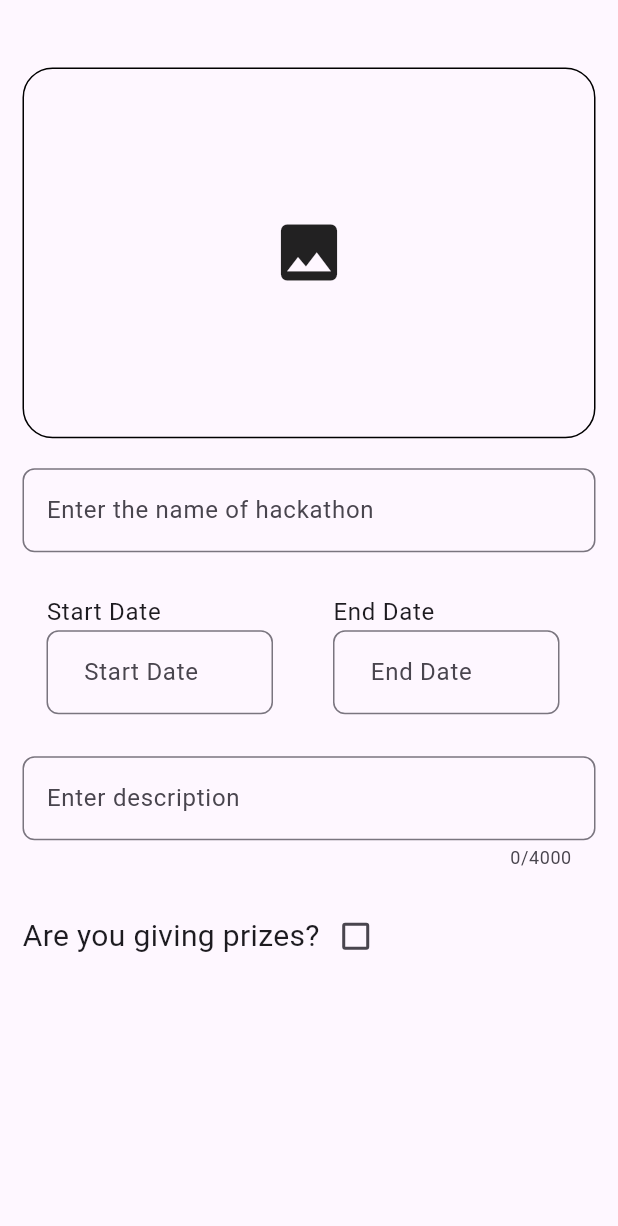
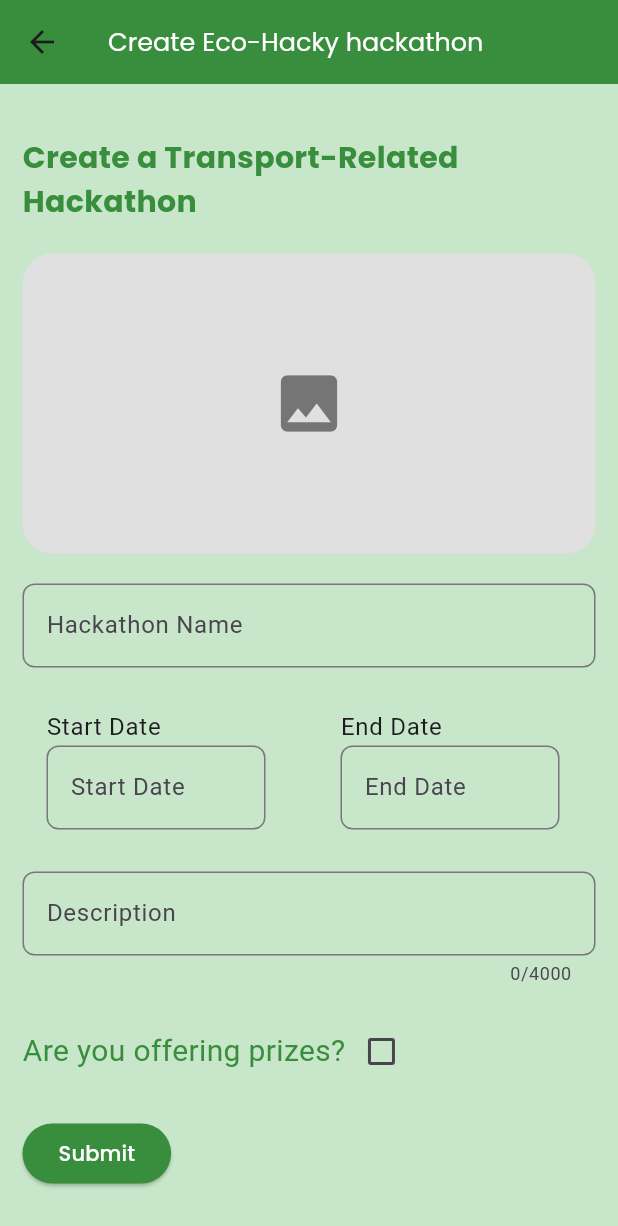
Before and after one commit to 0Armaan025/ecoride, a Flutter app: the CreateHackathon screen opened directly, on a phone screen of 412 x 824 dp. Shown: the top 1226 px of the screen. Run offline on Flutter 3.47's test engine with Material 2 defaults, Android fonts, the light colour scheme and no system bars; our stand-ins replace carousel_slider, cloud_firestore, firebase_auth, firebase_core, firebase_storage, flutter_dotenv and 4 more; accounts and stored records are empty.

Commit message:
ui/ux updated

```diff
--- a/lib/features/hackathon/create_hackathon.dart
+++ b/lib/features/hackathon/create_hackathon.dart
@@ -1,11 +1,12 @@
-import 'dart:ffi';
 import 'dart:io';
 
 import 'package:cloud_firestore/cloud_firestore.dart';
-import 'package:ecoride/methods/pickImage.dart';
 import 'package:firebase_storage/firebase_storage.dart';
 import 'package:flutter/material.dart';
+import 'package:google_fonts/google_fonts.dart';
 import 'package:intl/intl.dart';
+
+import '../../methods/pickImage.dart';
 
 class CreateHackathon extends StatefulWidget {
   const CreateHackathon({super.key});
@@ -23,64 +24,84 @@ class _CreateHackathonState extends State<CreateHackathon> {
   Map<String, String> prizes = {};
   DateTime? startDate;
   DateTime? endDate;
-  bool hasprices = false;
+  bool hasPrices = false;
+
   @override
   Widget build(BuildContext context) {
     return Scaffold(
+      appBar: AppBar(
+        title: Text(
+          'Create Eco-Hacky hackathon',
+          style: GoogleFonts.poppins(
+            color: Colors.white,
+            fontSize: 17,
+          ),
+        ),
+        backgroundColor: Colors.green[700], // Customize the app bar color
+      ),
       body: SingleChildScrollView(
-        child: Padding(
-          padding: const EdgeInsets.all(15.0),
-          child: Column(children: [
-            SizedBox(
-              height: 30,
+        padding: EdgeInsets.all(15.0),
+        child: Column(
+          crossAxisAlignment: CrossAxisAlignment.start,
+          children: [
+            SizedBox(height: 20),
+            Center(
+              child: Text(
+                "Create a Transport-Related Hackathon",
+                style: GoogleFonts.poppins(
+                  color: Colors.green[700], // Customize text color
+                  fontSize: 20,
+                  fontWeight: FontWeight.bold,
                 ),
-            image == null
-                ? InkWell(
+              ),
+            ),
+            SizedBox(height: 20),
+            GestureDetector(
               onTap: () async {
                 final tempImage = await pickImge();
                 setState(() {
                   image = tempImage;
                 });
               },
-                    child: Container(
+              child: image == null
+                  ? Container(
+                      width: double.infinity,
+                      height: 200,
                       decoration: BoxDecoration(
-                          borderRadius: BorderRadius.all(Radius.circular(20)),
-                          border: Border.all()),
-                      width: double.infinity,
-                      height: MediaQuery.of(context).size.height * 0.3,
+                        color: Colors.grey[300],
+                        borderRadius: BorderRadius.circular(20),
+                      ),
                       child: Center(
                         child: Icon(
                           Icons.image,
                           size: 50,
-                      )),
+                          color: Colors.grey[600],
+                        ),
                       ),
                     )
                   : Container(
-                    height: MediaQuery.of(context).size.height * 0.3,
                       width: double.infinity,
+                      height: 200,
                       decoration: BoxDecoration(
-                        borderRadius: BorderRadius.all(
-                      Radius.circular(20),
-                    )),
-                    child: Image.file(
-                      image!,
-                      fit: BoxFit.fill,
+                        borderRadius: BorderRadius.circular(20),
+                        image: DecorationImage(
+                          image: FileImage(image!),
+                          fit: BoxFit.cover,
                         ),
                       ),
-            SizedBox(
-              height: 20,
                     ),
+            ),
+            SizedBox(height: 20),
             TextField(
               controller: hackNameController,
               decoration: InputDecoration(
+                labelText: "Hackathon Name",
                 border: OutlineInputBorder(
-                    borderRadius: BorderRadius.all(Radius.circular(8))),
-                hintText: "Enter the name of hackathon",
+                  borderRadius: BorderRadius.all(Radius.circular(8)),
                 ),
               ),
-            SizedBox(
-              height: 20,
             ),
+            SizedBox(height: 20),
             Row(
               children: [
                 Expanded(
@@ -89,97 +110,104 @@ class _CreateHackathonState extends State<CreateHackathon> {
                     subtitle: TextFormField(
                       readOnly: true,
                       controller: startDateController,
-                      decoration: const InputDecoration(
+                      decoration: InputDecoration(
+                        labelText: 'Start Date',
                         border: OutlineInputBorder(
-                            borderRadius: BorderRadius.all(Radius.circular(8))),
-                        hintText: '  Start Date',
+                          borderRadius: BorderRadius.all(Radius.circular(8)),
+                        ),
                       ),
                       onTap: () async {
                         startDate = await showDatePicker(
                           context: context,
                           initialDate: DateTime.now(),
                           firstDate: DateTime.now(),
-                            lastDate: DateTime(2100));
-                        String formattedDate = DateFormat('yyyy-MM-dd').format(
-                            startDate!); // format date in required form here we use yyyy-MM-dd that means time is removed
-                        setState(() {
-                          startDateController.text =
-                              formattedDate; //set foratted date to TextField value.
-                        });
+                          lastDate: DateTime(2100),
+                        );
+                        if (startDate != null) {
+                          String formattedDate =
+                              DateFormat('yyyy-MM-dd').format(startDate!);
+                          startDateController.text = formattedDate;
+                        }
                       },
                     ),
                   ),
                 ),
+                SizedBox(width: 10),
                 Expanded(
                   child: ListTile(
                     title: Text('End Date'),
                     subtitle: TextFormField(
                       readOnly: true,
                       controller: endDateController,
-                      decoration: const InputDecoration(
+                      decoration: InputDecoration(
+                        labelText: 'End Date',
                         border: OutlineInputBorder(
-                            borderRadius: BorderRadius.all(Radius.circular(8))),
-                        hintText: '  End Date',
+                          borderRadius: BorderRadius.all(Radius.circular(8)),
+                        ),
                       ),
                       onTap: () async {
                         endDate = await showDatePicker(
                           context: context,
                           initialDate: DateTime.now(),
                           firstDate: DateTime.now(),
-                            lastDate: DateTime(2100));
-                        String formattedDate = DateFormat('yyyy-MM-dd').format(
-                            endDate!); // format date in required form here we use yyyy-MM-dd that means time is removed
-                        setState(() {
-                          endDateController.text =
-                              formattedDate; //set foratted date to TextField value.
-                        });
+                          lastDate: DateTime(2100),
+                        );
+                        if (endDate != null) {
+                          String formattedDate =
+                              DateFormat('yyyy-MM-dd').format(endDate!);
+                          endDateController.text = formattedDate;
+                        }
                       },
                     ),
                   ),
                 ),
               ],
             ),
-            SizedBox(
-              height: 20,
-            ),
+            SizedBox(height: 20),
             TextField(
               maxLength: 4000,
               maxLines: null,
               controller: descController,
-              decoration: const InputDecoration(
+              decoration: InputDecoration(
+                labelText: "Description",
                 border: OutlineInputBorder(
-                    borderRadius: BorderRadius.all(Radius.circular(8))),
-                hintText: 'Enter description',
+                  borderRadius: BorderRadius.all(Radius.circular(8)),
                 ),
               ),
-            SizedBox(
-              height: 20,
             ),
+            SizedBox(height: 20),
             Row(
               children: [
                 Text(
-                  "Are you giving prizes?",
-                  style: TextStyle(fontSize: 20),
+                  "Are you offering prizes?",
+                  style: TextStyle(
+                      fontSize: 20,
+                      color: Colors.green[700]), // Customize text color
                 ),
                 Checkbox(
                   checkColor: Colors.white,
-                  value: hasprices,
+                  value: hasPrices,
                   onChanged: (bool? value) {
                     setState(() {
-                      hasprices = value!;
+                      hasPrices = value!;
                     });
                   },
                 )
               ],
             ),
-            if (hasprices)
+            if (hasPrices)
               Column(
-                crossAxisAlignment: CrossAxisAlignment.center,
+                crossAxisAlignment: CrossAxisAlignment.start,
                 children: [
                   Text(
-                    "Prizes are",
-                    style: TextStyle(fontSize: 20, fontWeight: FontWeight.bold),
+                    "Prizes:",
+                    style: TextStyle(
+                      fontSize: 20,
+                      fontWeight: FontWeight.bold,
+                      color: Colors.green[700], // Customize text color
                     ),
+                  ),
+                  SizedBox(height: 10),
                   ListView.builder(
                     shrinkWrap: true,
                     itemCount: prizes.length,
@@ -187,31 +215,39 @@ class _CreateHackathonState extends State<CreateHackathon> {
                       TextEditingController textEditingController =
                           TextEditingController();
                       String key = prizes.keys.elementAt(index);
-                      return Padding(
-                        padding: const EdgeInsets.all(8.0),
-                        child: Row(
-                          mainAxisAlignment: MainAxisAlignment.spaceBetween,
-                          children: <Widget>[
+                      return Row(
+                        children: [
                           Expanded(
+                            flex: 3,
                             child: Text(
                               key,
-                              style: TextStyle(fontSize: 20),
-                            )),
+                              style: TextStyle(fontSize: 18),
+                            ),
+                          ),
                           Expanded(
-                              child: ListTile(
-                                title: TextField(
+                            flex: 2,
+                            child: TextFormField(
                               controller: textEditingController,
-                                  decoration: const InputDecoration(
+                              decoration: InputDecoration(
+                                labelText: "Prize",
                                 border: OutlineInputBorder(
-                                        borderRadius: BorderRadius.all(
-                                            Radius.circular(8))),
-                                    hintText: "enter prize",
+                                  borderRadius:
+                                      BorderRadius.all(Radius.circular(8)),
                                 ),
                               ),
                             ),
-                            )
+                          ),
+                          Expanded(
+                            child: IconButton(
+                              icon: Icon(Icons.delete),
+                              onPressed: () {
+                                setState(() {
+                                  prizes.remove(key);
+                                });
+                              },
+                            ),
+                          ),
                         ],
-                        ),
                       );
                     },
                   ),
@@ -221,12 +257,13 @@ class _CreateHackathonState extends State<CreateHackathon> {
                           TextEditingController();
                       showDialog(
                         context: context,
-                          builder: (c) => AlertDialog(
+                        builder: (c) {
+                          return AlertDialog(
                             title: TextField(
                               controller: titleController,
                               decoration: InputDecoration(
-                                      hintText:
-                                          "Enter the name of prize ex. 1st place"),
+                                labelText: "Prize Name (e.g., 1st Place)",
+                              ),
                             ),
                             actions: [
                               TextButton(
@@ -236,7 +273,8 @@ class _CreateHackathonState extends State<CreateHackathon> {
                                 child: Text(
                                   "Cancel",
                                   style: TextStyle(color: Colors.red),
-                                      )),
+                                ),
+                              ),
                               TextButton(
                                 onPressed: () {
                                   setState(() {
@@ -247,54 +285,60 @@ class _CreateHackathonState extends State<CreateHackathon> {
                                 child: Text(
                                   "Done",
                                   style: TextStyle(color: Colors.blue),
-                                      ))
-                                ],
-                              ));
-                    },
-                    child: Text("Add Some Prizes"),
-                    style: ElevatedButton.styleFrom(
-                      shape: RoundedRectangleBorder(
-                        borderRadius: BorderRadius.all(
-                          Radius.circular(10),
                                 ),
                               ),
-                      backgroundColor: Colors.blueAccent,
+                            ],
+                          );
+                        },
+                      );
+                    },
+                    child: Text("Add Prize"),
+                    style: ElevatedButton.styleFrom(
+                      primary: Colors.green[700], // Customize button color
                     ),
                   ),
+                ],
+              ),
+            SizedBox(height: 20),
             ElevatedButton(
               onPressed: () async {
                 Reference ref = FirebaseStorage.instance.ref(
-                          "hackyImage/${DateTime.now().millisecondsSinceEpoch}.png");
+                  "hackyImage/${DateTime.now().millisecondsSinceEpoch}.png",
+                );
                 await ref.putFile(image!);
                 String downloadURL = await ref.getDownloadURL();
                 FirebaseFirestore.instance
                     .collection("hackathons")
-                          .doc(DateTime.now().microsecondsSinceEpoch.toString())
-                          .set({
+                    .doc(
+                      DateTime.now().microsecondsSinceEpoch.toString(),
+                    )
+                    .set(
+                  {
                     "hackName": hackNameController.text,
-                        "startDate": startDateController,
-                        "endDate": endDateController,
+                    "startDate": startDateController.text,
+                    "endDate": endDateController.text,
                     "image": downloadURL,
-                        "description": descController,
-                        "hasPrizes": hasprices,
+                    "description": descController.text,
+                    "hasPrizes": hasPrices,
                     "prizes": prizes,
-                      });
+                  },
+                );
                 Navigator.pop(context);
               },
               child: Text(
                 "Submit",
-                      style: TextStyle(color: Colors.white),
+                style: GoogleFonts.poppins(
+                  color: Colors.white,
                 ),
-                    style:
-                        ElevatedButton.styleFrom(backgroundColor: Colors.red),
+              ),
+              style: ElevatedButton.styleFrom(
+                primary: Colors.green[700], // Customize button color
+              ),
             ),
           ],
-              )
-            else
-              Container(),
-          ]),
         ),
       ),
+      backgroundColor: Colors.green[100], // Customize the background color
     );
   }
 }
--- a/lib/main.dart
+++ b/lib/main.dart
@@ -3,6 +3,8 @@ import 'package:ecoride/features/cargo_shipping/cargo_listings_screen.dart';
 import 'package:ecoride/features/cargo_shipping/screens/add_cargo_screen.dart';
 import 'package:ecoride/features/cargo_shipping/screens/cargo_approval_screen.dart';
 import 'package:ecoride/features/community/screens/forum_screen.dart';
+import 'package:ecoride/features/hackathon/create_hackathon.dart';
+import 'package:ecoride/features/hackathon/hackathon_home.dart';
 import 'package:ecoride/features/home/screens/home_screen.dart';
 import 'package:ecoride/features/notifications/screens/notification_screen.dart';
 import 'package:ecoride/features/public_transport/AskFromWhereToWhere.dart';
@@ -31,7 +33,7 @@ class MyApp extends StatelessWidget {
         colorScheme: ColorScheme.fromSeed(seedColor: Colors.deepPurple),
         useMaterial3: true,
       ),
-      home: RidesScreen(),
+      home: HackathonHome(),
     );
   }
 }
```
Also changed, not shown: lib/features/hackathon/hackathon_home.dart (+87 -66 lines). Lines whose indentation alone changed are shown as unchanged.
